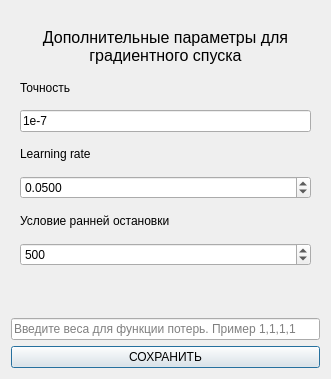
Before: the Qt Designer form gui/ui/DialogParameters.ui in Shimekii/VKR, drawn with Qt 5.
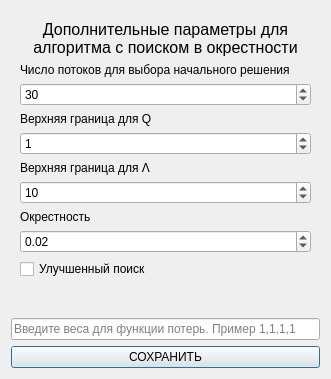
After: the same form once the commit is applied. The open tabs and pages were chosen to show the change.

Diff of the .ui file:
```diff
--- a/gui/ui/DialogParameters.ui
+++ b/gui/ui/DialogParameters.ui
@@ -255,106 +255,6 @@
        </item>
       </layout>
      </widget>
-     <widget class="QWidget" name="pageSGD">
-      <layout class="QVBoxLayout" name="verticalLayout_4">
-       <item>
-        <widget class="QLabel" name="label_10">
-         <property name="maximumSize">
-          <size>
-           <width>16777215</width>
-           <height>40</height>
-          </size>
-         </property>
-         <property name="font">
-          <font>
-           <pointsize>12</pointsize>
-          </font>
-         </property>
-         <property name="text">
-          <string>Дополнительные параметры для градиентного спуска</string>
-         </property>
-         <property name="textFormat">
-          <enum>Qt::TextFormat::AutoText</enum>
-         </property>
-         <property name="scaledContents">
-          <bool>false</bool>
-         </property>
-         <property name="alignment">
-          <set>Qt::AlignmentFlag::AlignCenter</set>
-         </property>
-         <property name="wordWrap">
-          <bool>true</bool>
-         </property>
-        </widget>
-       </item>
-       <item>
-        <widget class="QLabel" name="label_11">
-         <property name="maximumSize">
-          <size>
-           <width>16777215</width>
-           <height>20</height>
-          </size>
-         </property>
-         <property name="text">
-          <string>Точность</string>
-         </property>
-        </widget>
-       </item>
-       <item>
-        <widget class="QLineEdit" name="lineEpsilon">
-         <property name="text">
-          <string>1e-7</string>
-         </property>
-        </widget>
-       </item>
-       <item>
-        <widget class="QLabel" name="label_12">
-         <property name="maximumSize">
-          <size>
-           <width>16777215</width>
-           <height>20</height>
-          </size>
-         </property>
-         <property name="text">
-          <string>Learning rate</string>
-         </property>
-        </widget>
-       </item>
-       <item>
-        <widget class="QDoubleSpinBox" name="spinLR">
-         <property name="decimals">
-          <number>4</number>
-         </property>
-         <property name="value">
-          <double>0.050000000000000</double>
-         </property>
-        </widget>
-       </item>
-       <item>
-        <widget class="QLabel" name="label_13">
-         <property name="maximumSize">
-          <size>
-           <width>16777215</width>
-           <height>20</height>
-          </size>
-         </property>
-         <property name="text">
-          <string>Условие ранней остановки</string>
-         </property>
-        </widget>
-       </item>
-       <item>
-        <widget class="QSpinBox" name="spinPatience">
-         <property name="maximum">
-          <number>999999</number>
-         </property>
-         <property name="value">
-          <number>500</number>
-         </property>
-        </widget>
-       </item>
-      </layout>
-     </widget>
     </widget>
    </item>
    <item>
```
